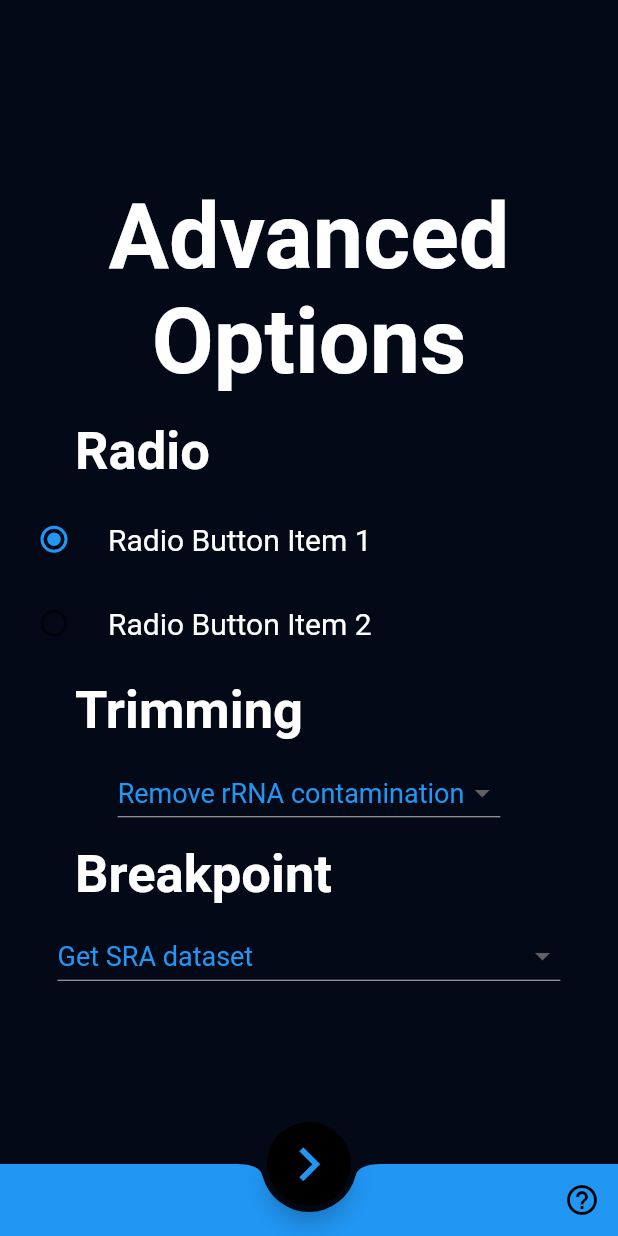
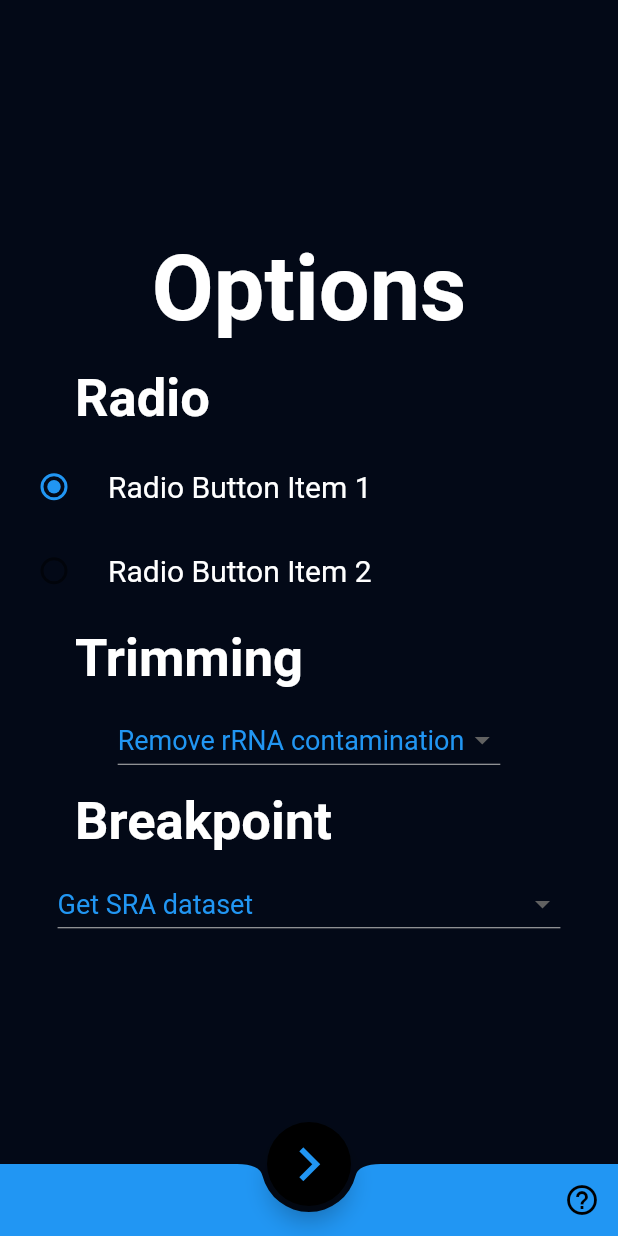
Before and after one commit to 0xAdityaSingh/TheApp, a Flutter app: the screen it shows after launch, after a tap on the "navigate next" icon, on a phone screen of 412 x 824 dp. Run offline on Flutter 3.47's test engine with Material 2 defaults, Android fonts, the phone set to English and light mode, and no system bars; our stand-ins replace permission_handler; missing offline and left inert: flutter_local_notifications_extended, ssh.

Commit message:
UI changes

```diff
--- a/lib/advance.dart
+++ b/lib/advance.dart
@@ -23,7 +23,7 @@ class advanceState extends State<advance> {
           Padding(
             padding: const EdgeInsets.all(8.0),
             child: Text(
-                  "Advanced Options",
+                  "Options",
                  textAlign: TextAlign.center,
                   style: TextStyle(
                       color: Colors.white,
--- a/lib/src/pages/geo.dart
+++ b/lib/src/pages/geo.dart
@@ -28,35 +28,6 @@ class GeoState extends State<GeoPage> {
     "gene ontology (R)"
   ];
 
-  _dropdown(currentItem, _list, listname) {
-    return DropdownButton<String>(
-      hint: new Text("End Point", style: TextStyle(color: Colors.blue)),
-      icon: Icon(Icons.arrow_downward),
-      iconSize: 24,
-      elevation: 16,
-      style: TextStyle(color: Colors.blue,fontSize: 18),
-      underline: Container(
-        height: 2,
-        color: Colors.blue,
-      ),
-      onChanged: (String newValue) {
-        for(var i=0;i<endOptions.length;i++){
-          if(endOptions[i]==newValue){
-            selectedEndPoint = i+1;
-          }
-        }
-        print(selectedEndPoint);
-        setState(() {
-        });
-      },
-      items: _list.map<DropdownMenuItem<String>>((String value) {
-        return DropdownMenuItem<String>(
-          value: value,
-          child: Text(value),
-        );
-      }).toList(),
-    );
-  }
 
   @override
   Widget build(BuildContext context) {
@@ -107,16 +78,6 @@ class GeoState extends State<GeoPage> {
                         ),
                       ),
                     ),
-                  ),
-                ],
-              ),
-              Row(
-                crossAxisAlignment: CrossAxisAlignment.center,
-                mainAxisAlignment: MainAxisAlignment.center,
-                children: <Widget>[
-                  Container(
-                    child:
-                        _dropdown(this.selectedEndPoint, this.endOptions, "End Point"),
                   ),
                 ],
               ),
```
